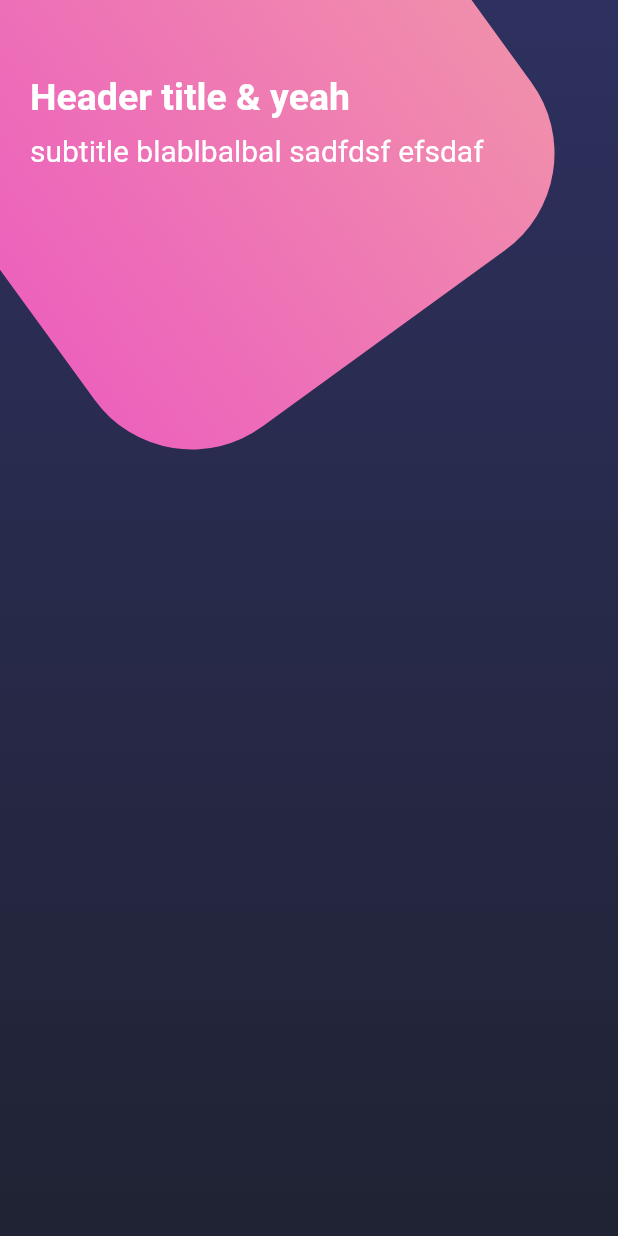
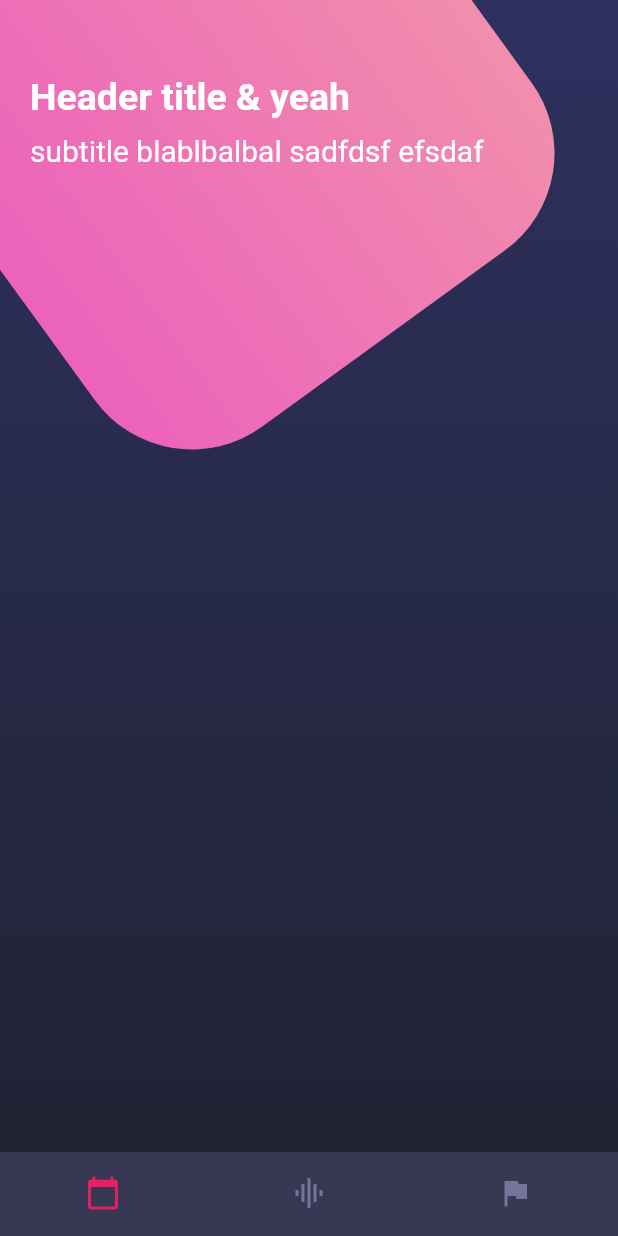
Before and after one commit to fperezco/flutter_design_practice_1, a Flutter app: the screen it shows after launch, on a phone screen of 412 x 824 dp. Run offline on Flutter 3.47's test engine with Material 2 defaults, Android fonts, the phone set to English and light mode, and no system bars.

Commit message:
add bottom navigation bar

```diff
--- a/lib/src/screens/grid_page.dart
+++ b/lib/src/screens/grid_page.dart
@@ -1,5 +1,6 @@
 import 'package:flutter/material.dart';
-import 'package:flutter_design_practice_1/src/widgets/customBackground.dart';
+import 'package:flutter_design_practice_1/src/widgets/custom_background.dart';
+import 'package:flutter_design_practice_1/src/widgets/custom_bottom_navigation_bar.dart';
 
 import '../widgets/page_title.dart';
 
@@ -16,6 +17,7 @@ class GridPage extends StatelessWidget {
           _HomeBody(),
         ],
       ),
+      bottomNavigationBar: CustomBottomNavigationBar(),
     );
   }
 }
--- /dev/null
+++ b/lib/src/widgets/custom_bottom_navigation_bar.dart
@@ -0,0 +1,31 @@
+import 'package:flutter/material.dart';
+
+class CustomBottomNavigationBar extends StatelessWidget {
+  const CustomBottomNavigationBar({super.key});
+
+  @override
+  Widget build(BuildContext context) {
+    return BottomNavigationBar(
+      selectedItemColor: Colors.pink,
+      unselectedItemColor: Color.fromRGBO(116,117,152,1),
+      backgroundColor: Color.fromRGBO(55, 57, 84, 1),
+      showSelectedLabels: false, //to hide labels
+      showUnselectedLabels: false,
+      currentIndex: 0, //item selected by default
+        items: [
+          BottomNavigationBarItem(
+            icon: Icon(Icons.calendar_today),
+            label: "Calendar"
+            ),
+             BottomNavigationBarItem(
+            icon: Icon(Icons.graphic_eq),
+            label: "Graphic"
+            ),
+             BottomNavigationBarItem(
+            icon: Icon(Icons.flag),
+            label: "Other"
+            ),
+
+        ]);
+  }
+}
```
Also changed, not shown: lib/src/widgets/custom_background.dart (renamed from lib/src/widgets/customBackground.dart).
